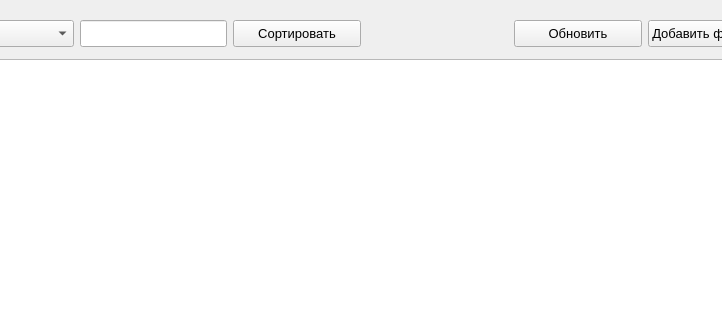
The window that ContactsDialog.ui (okostynchuk/Outcall) describes before a commit, drawn with Qt 5; both pictures show x 136 to 858 and y 0 to 320 of the 1088 by 472 pixel window.
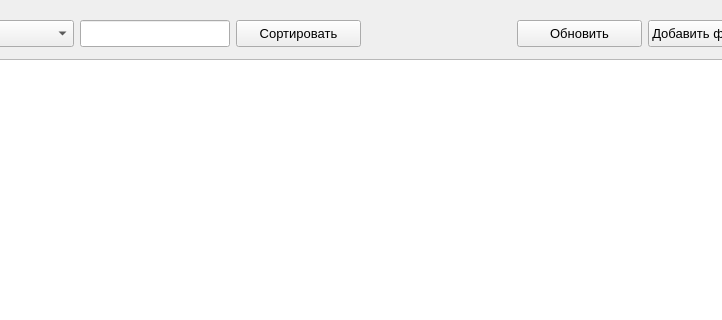
The same window after the commit.

The edit to the form file:
```diff
--- a/ContactsDialog.ui
+++ b/ContactsDialog.ui
@@ -22,6 +22,12 @@
   <layout class="QHBoxLayout" name="horizontalLayout_3">
    <item>
     <widget class="QWidget" name="widget" native="true">
+     <property name="minimumSize">
+      <size>
+       <width>0</width>
+       <height>450</height>
+      </size>
+     </property>
      <layout class="QVBoxLayout" name="verticalLayout">
       <item>
        <layout class="QHBoxLayout" name="horizontalLayout_2">
@@ -67,7 +73,7 @@
            <widget class="QLineEdit" name="lineEdit">
             <property name="minimumSize">
              <size>
-              <width>0</width>
+              <width>100</width>
               <height>27</height>
              </size>
             </property>
@@ -100,7 +106,7 @@
            <widget class="QPushButton" name="sortButton">
             <property name="minimumSize">
              <size>
-              <width>128</width>
+              <width>125</width>
               <height>27</height>
              </size>
             </property>
@@ -134,7 +140,7 @@
            <widget class="QPushButton" name="updateButton">
             <property name="minimumSize">
              <size>
-              <width>128</width>
+              <width>125</width>
               <height>27</height>
              </size>
             </property>
```
Left out of the diff: 4 changed lines with no effect on the pictures.
